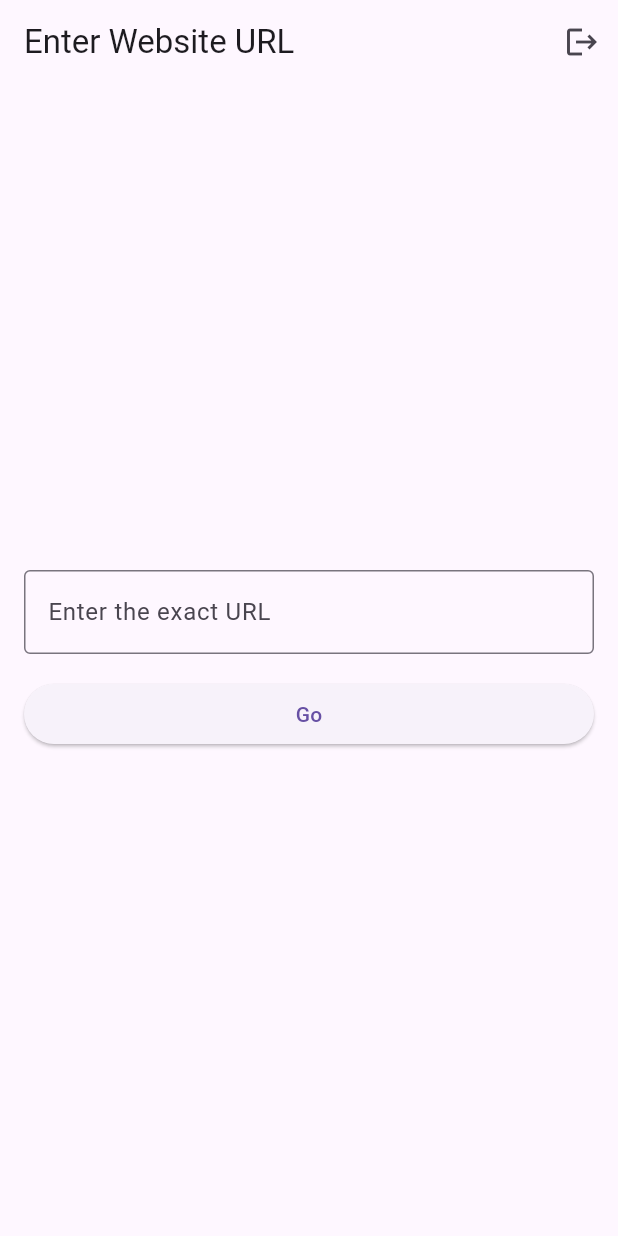
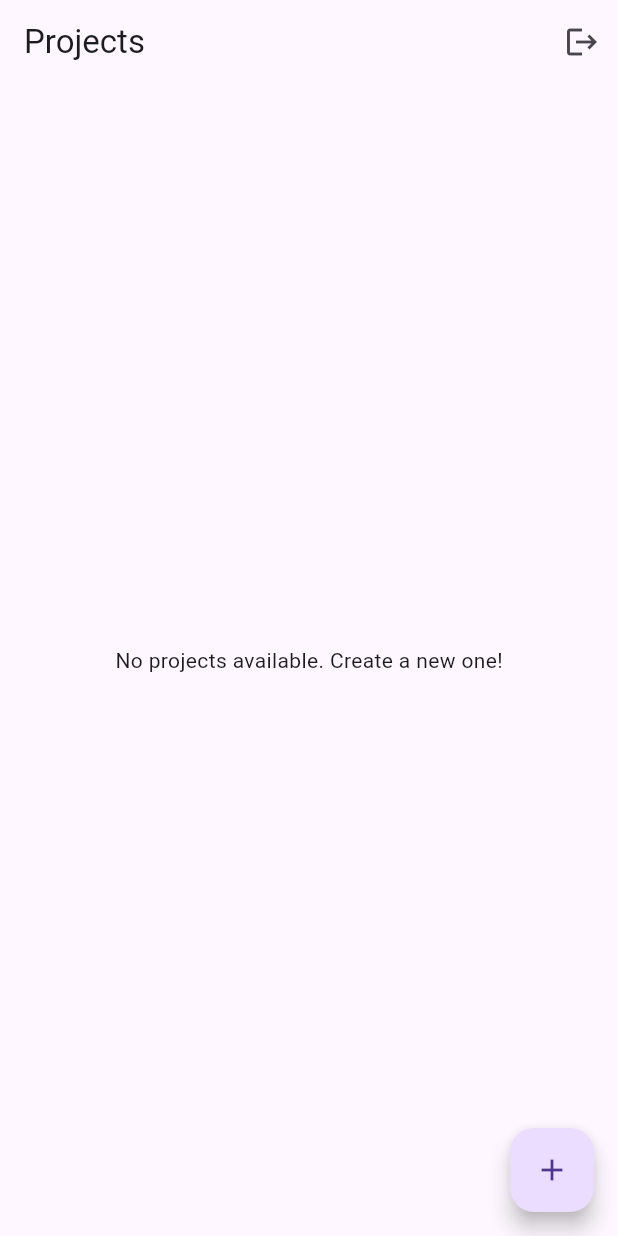
Before and after one commit to SohamAthawale/Simpleautomate, a Flutter app: the screen it shows once a user with an empty profile is signed in, after a tap on the "logout" icon, on a phone screen of 412 x 824 dp. Run offline on Flutter 3.47's test engine with Material 3 defaults, Android fonts, the light colour scheme and no system bars; our stand-ins replace firebase_auth, firebase_core; missing offline and left inert: flutter_inappwebview; accounts and stored records are empty.

Commit message:
project manager and device storage
created project manager and handle with on board storage of projects

```diff
--- a/lib/pages/home_page.dart
+++ b/lib/pages/home_page.dart
@@ -1,65 +1,154 @@
+import 'dart:convert';
+import 'dart:io';
 import 'package:flutter/material.dart';
+import 'package:path_provider/path_provider.dart';
 import 'package:firebase_auth/firebase_auth.dart';
-import 'xpath_extractor_page.dart';
+import 'create_project_page.dart';
+import 'project_details_page.dart';
 
 class HomePage extends StatefulWidget {
+  const HomePage({super.key});
+
   @override
   _HomePageState createState() => _HomePageState();
 }
 
 class _HomePageState extends State<HomePage> {
-  final FirebaseAuth _auth = FirebaseAuth.instance;
-  final TextEditingController _urlController = TextEditingController();
+  List<Map<String, dynamic>> projects = [];
 
-  void _logout() async {
-    await _auth.signOut();
-    Navigator.pushReplacementNamed(context, "/login");
+  @override
+  void initState() {
+    super.initState();
+    _loadProjects();
   }
 
-  void _navigateToExtractor() {
-    String url = _urlController.text.trim();
-    if (url.isEmpty) {
-      url = "https://google.com"; // Default URL
+  // Returns the file path for projects.json
+  Future<String> _getProjectsFilePath() async {
+    final directory = Directory("simpleautomate/files");
+    if (!await directory.exists()) {
+      await directory.create(recursive: true);
     }
+    return '${directory.path}/projects.json';
+  }
 
-    Navigator.push(
+  // Loads projects from projects.json
+  Future<void> _loadProjects() async {
+    try {
+      final file = File(await _getProjectsFilePath());
+      if (await file.exists()) {
+        final content = await file.readAsString();
+        setState(() {
+          projects = List<Map<String, dynamic>>.from(jsonDecode(content));
+        });
+      }
+    } catch (e) {
+      debugPrint("Error loading projects: $e");
+    }
+  }
+
+  // Saves projects to projects.json
+  Future<void> _saveProjects() async {
+    try {
+      final file = File(await _getProjectsFilePath());
+      await file.writeAsString(jsonEncode(projects));
+    } catch (e) {
+      debugPrint("Error saving projects: $e");
+    }
+  }
+
+  // Creates a new project by navigating to CreateProjectPage.
+  Future<void> _createNewProject() async {
+    final result = await Navigator.push(
       context,
-      MaterialPageRoute(
-        builder: (context) => XPathExtractorPage(url: url),
-      ),
+      MaterialPageRoute(builder: (context) => const CreateProjectPage()),
     );
+    if (result != null) {
+      result["creationDate"] = DateTime.now().toString(); // Set creation date
+      setState(() {
+        projects.add(result);
+      });
+      _saveProjects();
+    }
+  }
+
+  // Deletes a project and its folder
+  Future<void> _deleteProject(int index) async {
+    final projectName = projects[index]["projectName"];
+    final projectDir = Directory("simpleautomate/files/$projectName");
+    if (await projectDir.exists()) {
+      await projectDir.delete(recursive: true);
+    }
+    setState(() {
+      projects.removeAt(index);
+    });
+    _saveProjects();
+  }
+
+  // Log out using Firebase
+  void _logout() async {
+    await FirebaseAuth.instance.signOut();
+    // Rely on AuthChecker (in main.dart) to update UI; no navigation here.
   }
 
   @override
   Widget build(BuildContext context) {
     return Scaffold(
       appBar: AppBar(
-        title: Text("Enter Website URL"),
+        title: const Text("Projects"),
         actions: [
-          IconButton(icon: Icon(Icons.logout), onPressed: _logout),
+          IconButton(
+            icon: const Icon(Icons.logout),
+            onPressed: _logout,
+          ),
         ],
       ),
-      body: Padding(
-        padding: const EdgeInsets.all(16.0),
-        child: Column(
-          mainAxisAlignment: MainAxisAlignment.center,
-          crossAxisAlignment: CrossAxisAlignment.stretch,
-          children: [
-            TextField(
-              controller: _urlController,
-              decoration: InputDecoration(
-                labelText: "Enter the exact URL",
-                border: OutlineInputBorder(),
-              ),
-              keyboardType: TextInputType.url,
+      body: projects.isEmpty
+          ? const Center(
+              child: Text("No projects available. Create a new one!"))
+          : ListView.builder(
+              itemCount: projects.length,
+              itemBuilder: (context, index) {
+                return ListTile(
+                  title:
+                      Text(projects[index]["projectName"] ?? "Unknown Project"),
+                  subtitle: Text(
+                    "Created on: ${projects[index]["creationDate"] ?? "Unknown Date"}\nURL: ${projects[index]["url"] ?? "No URL"}",
+                  ),
+                  trailing: IconButton(
+                    icon: const Icon(Icons.delete),
+                    onPressed: () => _deleteProject(index),
+                  ),
+                  onTap: () async {
+                    // Load collectedXPaths from the project's folder
+                    final projectName =
+                        projects[index]["projectName"] ?? "Unknown Project";
+                    final file =
+                        File("simpleautomate/files/$projectName/xpaths.json");
+                    List<String> xpaths = [];
+                    if (await file.exists()) {
+                      final content = await file.readAsString();
+                      xpaths = List<String>.from(jsonDecode(content));
+                    }
+                    Navigator.push(
+                      context,
+                      MaterialPageRoute(
+                        builder: (context) => ProjectDetailsPage(
+                          projectName: projects[index]["projectName"] ??
+                              "Unknown Project",
+                          url: projects[index]["url"] ?? "No URL",
+                          creationDate:
+                              projects[index]["creationDate"] ?? "Unknown Date",
+                          collectedXPaths: xpaths,
+                        ),
+                      ),
+                    );
+                  },
+                );
+              },
             ),
-            SizedBox(height: 16),
-            ElevatedButton(
-              onPressed: _navigateToExtractor,
-              child: Text("Go"),
-            ),
-          ],
-        ),
+      floatingActionButton: FloatingActionButton(
+        onPressed: _createNewProject,
+        child: const Icon(Icons.add),
       ),
     );
   }
--- a/pubspec.yaml
+++ b/pubspec.yaml
@@ -20,6 +20,11 @@ dependencies:
   url_launcher: ^6.3.1
   firebase_core: ^3.12.1
   firebase_auth: ^5.5.1
+  path_provider: ^2.1.2
+  json_annotation: ^4.8.1
+  json_serializable: ^6.7.1
+  intl: ^0.20.2
+  shared_preferences: ^2.5.3
 
 dev_dependencies:
   flutter_test:
```
Also changed, not shown: lib/pages/create_project_page.dart (added, +50 -0 lines), lib/pages/project_details_page.dart (added, +120 -0 lines), lib/pages/xpath_extractor_page.dart (+101 -45 lines), pubspec.lock, 1 other file.
